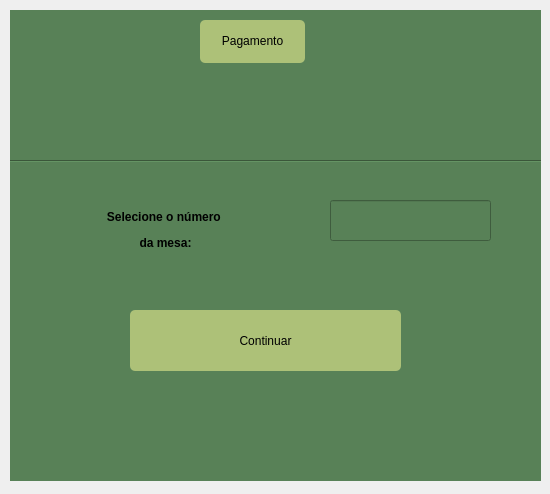
Before: the Qt Designer form telas_qt/numero_mesa_pagamento.ui in lauraprass/aplicativo_de_pedidos_para_restaurante, drawn with Qt 5.
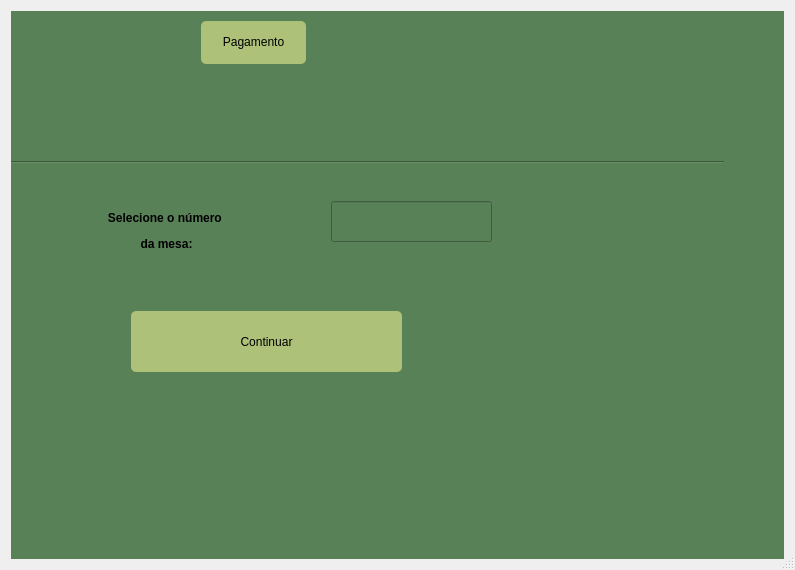
After: the same form once the commit is applied. Icons and pictures are not drawn.

What changed in the file:
```diff
--- a/telas_qt/numero_mesa_pagamento.ui
+++ b/telas_qt/numero_mesa_pagamento.ui
@@ -6,22 +6,25 @@
    <rect>
     <x>0</x>
     <y>0</y>
-    <width>550</width>
-    <height>494</height>
+    <width>795</width>
+    <height>570</height>
    </rect>
   </property>
+  <property name="sizePolicy">
+   <sizepolicy hsizetype="Fixed" vsizetype="Fixed">
+    <horstretch>0</horstretch>
+    <verstretch>0</verstretch>
+   </sizepolicy>
+  </property>
   <property name="windowTitle">
    <string>Dialog</string>
   </property>
+  <property name="sizeGripEnabled">
+   <bool>true</bool>
+  </property>
+  <layout class="QVBoxLayout" name="verticalLayout_3">
+   <item>
   <widget class="QWidget" name="widget_principal" native="true">
-   <property name="geometry">
-    <rect>
-     <x>10</x>
-     <y>10</y>
-     <width>531</width>
-     <height>471</height>
-    </rect>
-   </property>
    <property name="styleSheet">
     <string notr="true">background-color: #588157; </string>
    </property>
@@ -264,6 +267,8 @@
     </widget>
    </widget>
   </widget>
+   </item>
+  </layout>
  </widget>
  <resources>
   <include location="../../../../Downloads/GestaoEmprestimo/view/icon.qrc"/>
```
Left out of the diff: 2 changed lines with no effect on the pictures. Lines whose indentation alone changed are shown as unchanged.
